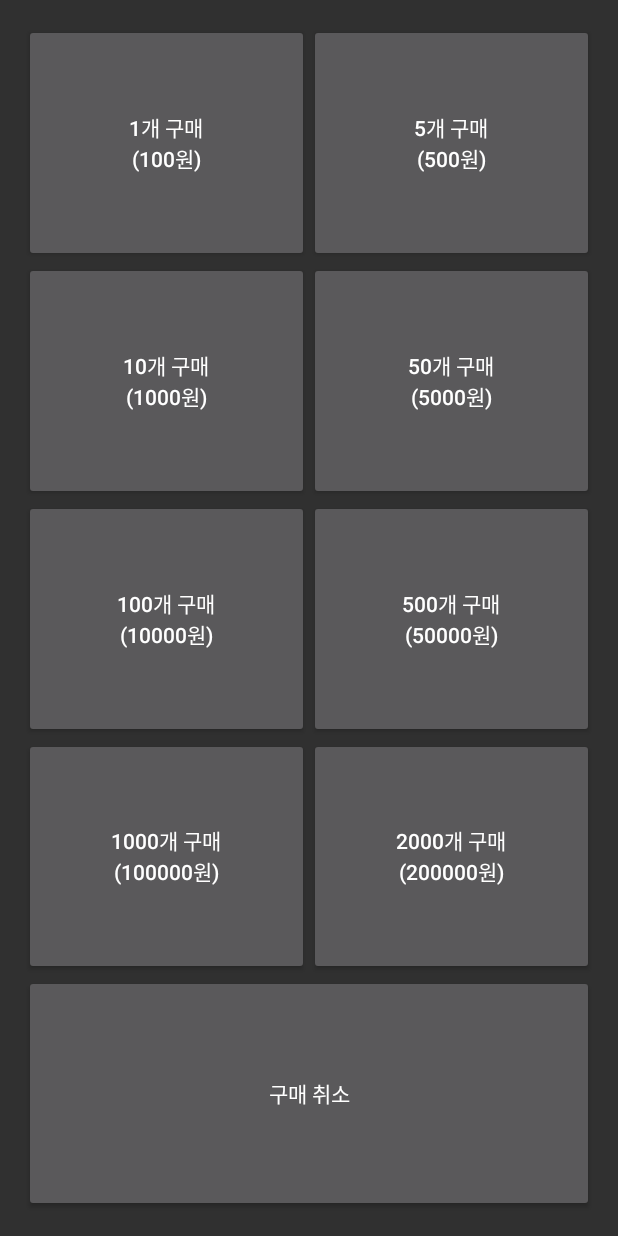
After one commit to jujinesy/AiRockScissorsPaper, an Android app: the BuyActivity screen opened directly, with no data from a screen before it, on a phone screen of 412 x 824 dp. The commit adds this screen. Run offline under Robolectric (Android 15) with nearby library versions, the phone set to English and light mode, and no system bars.

Commit message:
기본셋팅완성

```diff
--- a/app/build.gradle
+++ b/app/build.gradle
@@ -1,3 +1,5 @@
+import java.text.SimpleDateFormat
+
 apply plugin: 'com.android.application'
 
 android {
@@ -19,9 +21,11 @@ android {
             applicationVariants.all { variant ->
                 variant.outputs.each {
                     output->
+                        def df = new SimpleDateFormat("yyyy-MM-dd HH.mm.ss")
+                        df.setTimeZone(TimeZone.getDefault())
                         def file = output.outputFile
                         output.outputFile = new File(file.parent,
-                                file.name.replace("app", "RockScissorsPaper." + defaultConfig.versionName))
+                                file.name.replace("app", "RockScissorsPaper - " + defaultConfig.versionName + " - " + df.format(new Date())))
                 }
             }
 
--- /dev/null
+++ b/app/src/main/java/com/wakira/ai/rockscissorspaper/BuyActivity.java
@@ -0,0 +1,186 @@
+package com.wakira.ai.rockscissorspaper;
+
+import android.app.Activity;
+import android.app.AlertDialog;
+import android.content.Context;
+import android.content.DialogInterface;
+import android.content.Intent;
+import android.os.Handler;
+import android.os.Message;
+import android.support.v7.app.AppCompatActivity;
+import android.os.Bundle;
+import android.view.View;
+import android.widget.Button;
+import android.widget.Toast;
+
+import com.skplanet.dev.guide.helper.ConverterFactory;
+import com.skplanet.dodo.IapPlugin;
+import com.skplanet.dodo.IapResponse;
+
+import java.lang.ref.WeakReference;
+import java.util.ArrayList;
+import java.util.Locale;
+
+public class BuyActivity extends AppCompatActivity {
+    class UIHandler extends Handler {
+        private final WeakReference mActivity;
+
+        UIHandler(BuyActivity activity) {
+            super();
+            this.mActivity = new WeakReference(activity);
+        }
+
+        public void handleMessage(Message msg) {
+            super.handleMessage(msg);
+            Object v0 = this.mActivity.get();
+            if(v0 != null) {
+                ((BuyActivity)v0).handleMessage(msg);
+            }
+        }
+    }
+
+    private String AID;
+    private ArrayList PIDs;
+    Button btnBuy1;
+    Button btnBuy5;
+    Button btnBuy10;
+    Button btnBuy50;
+    Button btnBuy100;
+    Button btnBuy500;
+    Button btnBuy1000;
+    Button btnBuy2000;
+    Button btnCancel;
+    private IapPlugin mPlugin;
+    private UIHandler mUIHandler;
+
+    public BuyActivity() {
+        super();
+        this.AID = "appid=OA00698764";
+        this.PIDs = null;
+        this.mUIHandler = new UIHandler(this);
+    }
+
+    private boolean doPayment(final int PIDindex, int cost, final int addstars) {
+        new AlertDialog.Builder(((Context)this)).setMessage(String.format(Locale.getDefault(), "AI를 %d개 구매합니다.\n현금 %d원이 결제됩니다.\n구매하시겠습니까?",
+                Integer.valueOf(addstars), Integer.valueOf(cost))).setTitle("AI 구매 확인").setPositiveButton(
+                "구매하기", new DialogInterface.OnClickListener() {
+                    public void onClick(DialogInterface dialog, int whichButton) {
+                        BuyActivity.this.requestPayment(PIDindex, addstars);
+                    }
+                }).setNegativeButton("취소", new DialogInterface.OnClickListener() {
+            public void onClick(DialogInterface dialog, int whichButton) {
+                Toast.makeText(BuyActivity.this, "취소 되었습니다", Toast.LENGTH_SHORT).show();
+            }
+        }).show();
+        return true;
+    }
+
+    private void handleMessage(Message msg) {
+        if(msg.what == 100) {
+            Toast.makeText(((Context)this), (CharSequence) msg.obj, Toast.LENGTH_SHORT).show();
+        }
+    }
+
+    @Override
+    protected void onCreate(Bundle savedInstanceState) {
+        super.onCreate(savedInstanceState);
+        setContentView(R.layout.activity_buy);
+        this.mPlugin = IapPlugin.getPlugin(((Context)this), getResources().getString(R.string.mode));
+        this.PIDs = new ArrayList();
+        this.PIDs.add("&product_id=0910053188&product_name=1회");
+        this.PIDs.add("&product_id=0910053187&product_name=5회");
+        this.PIDs.add("&product_id=0910053186&product_name=10회");
+        this.PIDs.add("&product_id=0910053185&product_name=50회");
+        this.PIDs.add("&product_id=0910053184&product_name=100회");
+        this.PIDs.add("&product_id=0910053183&product_name=500회");
+        this.PIDs.add("&product_id=0910053189&product_name=1000회");
+        this.PIDs.add("&product_id=0910053189&product_name=2000회");
+        this.btnBuy1 = (Button) this.findViewById(R.id.buy_btnBuy1);
+        this.btnBuy5 = (Button) this.findViewById(R.id.buy_btnBuy5);
+        this.btnBuy10 = (Button) this.findViewById(R.id.buy_btnBuy10);
+        this.btnBuy50 = (Button) this.findViewById(R.id.buy_btnBuy50);
+        this.btnBuy100 = (Button) this.findViewById(R.id.buy_btnBuy100);
+        this.btnBuy500 = (Button) this.findViewById(R.id.buy_btnBuy500);
+        this.btnBuy1000 = (Button) this.findViewById(R.id.buy_btnBuy1000);
+        this.btnBuy2000 = (Button) this.findViewById(R.id.buy_btnBuy2000);
+        this.btnCancel = (Button) this.findViewById(R.id.buy_btnCancel);
+        this.btnBuy1.setOnClickListener(new View.OnClickListener() {
+            public void onClick(View v) {
+                BuyActivity.this.doPayment(0, 100, 1);
+            }
+        });
+        this.btnBuy5.setOnClickListener(new View.OnClickListener() {
+            public void onClick(View v) {
+                BuyActivity.this.doPayment(1, 500, 5);
+            }
+        });
+        this.btnBuy10.setOnClickListener(new View.OnClickListener() {
+            public void onClick(View v) {
+                BuyActivity.this.doPayment(2, 1000, 10);
+            }
+        });
+        this.btnBuy50.setOnClickListener(new View.OnClickListener() {
+            public void onClick(View v) {
+                BuyActivity.this.doPayment(3, 5000, 50);
+            }
+        });
+        this.btnBuy100.setOnClickListener(new View.OnClickListener() {
+            public void onClick(View v) {
+                BuyActivity.this.doPayment(4, 10000, 100);
+            }
+        });
+        this.btnBuy500.setOnClickListener(new View.OnClickListener() {
+            public void onClick(View v) {
+                BuyActivity.this.doPayment(5, 50000, 500);
+            }
+        });
+        this.btnBuy1000.setOnClickListener(new View.OnClickListener() {
+            public void onClick(View v) {
+                BuyActivity.this.doPayment(6, 100000, 1000);
+            }
+        });
+        this.btnBuy2000.setOnClickListener(new View.OnClickListener() {
+            public void onClick(View v) {
+                BuyActivity.this.doPayment(7, 200000, 2000);
+            }
+        });
+        this.btnCancel.setOnClickListener(new View.OnClickListener() {
+            public void onClick(View v) {
+                Toast.makeText(BuyActivity.this, "구매를 취소하셨습니다", Toast.LENGTH_SHORT).show();
+                BuyActivity.this.setResult(1);
+                BuyActivity.this.finish();
+            }
+        });
+    }
+
+    protected void onPause() {
+        this.mPlugin.exit();
+        super.onPause();
+    }
+
+    private boolean requestPayment(int PIDindex, final int addstars) {
+        this.mPlugin.sendPaymentRequest(String.valueOf(this.AID) + this.PIDs.get(PIDindex), new IapPlugin.RequestCallback
+                () {
+            public void onError(String requestid, String errcode, String errmsg) {
+                BuyActivity.this.mUIHandler.obtainMessage(100, "구매 에러:" + requestid + " \ncode:" + errcode
+                        + " \nmsg:" + errmsg).sendToTarget();
+            }
+
+            public void onResponse(IapResponse data) {
+                int v10 = 100;
+                if(data == null || data.getContentLength() <= 0) {
+                    BuyActivity.this.mUIHandler.obtainMessage(v10, "구매 서버의 응답 이상 : \n응답 메시지가 비었음").sendToTarget();
+                }
+                else if("0000".equals(ConverterFactory.getConverter().fromJson(data.getContentToString())
+                        .result.code)) {
+                    BuyActivity.this.mUIHandler.obtainMessage(v10, "구매 완료").sendToTarget();
+                    Intent v1 = new Intent();
+                    v1.putExtra("AI", addstars);
+                    BuyActivity.this.setResult(200, v1);
+                    BuyActivity.this.finish();
+                }
+            }
+        });
+        return true;
+    }
+}
--- /dev/null
+++ b/app/src/main/res/layout/activity_buy.xml
@@ -0,0 +1,124 @@
+<?xml version="1.0" encoding="utf-8"?>
+<RelativeLayout xmlns:android="http://schemas.android.com/apk/res/android"
+    xmlns:tools="http://schemas.android.com/tools"
+    android:layout_width="match_parent"
+    android:layout_height="match_parent"
+    android:paddingBottom="@dimen/activity_vertical_margin"
+    android:paddingLeft="@dimen/activity_horizontal_margin"
+    android:paddingRight="@dimen/activity_horizontal_margin"
+    android:paddingTop="@dimen/activity_vertical_margin"
+    tools:context="com.wakira.ai.rockscissorspaper.BuyActivity">
+
+    <LinearLayout
+        android:orientation="vertical"
+        android:layout_width="match_parent"
+        android:layout_height="match_parent">
+
+        <LinearLayout
+            android:layout_width="match_parent"
+            android:layout_height="fill_parent"
+            android:layout_gravity="center"
+            android:orientation="horizontal"
+            android:layout_weight="1">
+
+            <Button
+                android:id="@+id/buy_btnBuy1"
+                android:layout_width="0px"
+                android:layout_height="fill_parent"
+                android:layout_weight="1"
+                android:text="@string/AI1" />
+
+
+            <Button
+                android:id="@+id/buy_btnBuy5"
+                android:layout_width="0px"
+                android:layout_height="fill_parent"
+                android:layout_weight="1"
+                android:text="@string/AI5" />
+        </LinearLayout>
+
+        <LinearLayout
+            android:layout_width="match_parent"
+            android:layout_height="fill_parent"
+            android:layout_gravity="center"
+            android:orientation="horizontal"
+            android:layout_weight="1">
+
+            <Button
+                android:id="@+id/buy_btnBuy10"
+                android:layout_width="0px"
+                android:layout_height="fill_parent"
+                android:layout_weight="1"
+                android:text="@string/AI10" />
+
+
+            <Button
+                android:id="@+id/buy_btnBuy50"
+                android:layout_width="0px"
+                android:layout_height="fill_parent"
+                android:layout_weight="1"
+                android:text="@string/AI50" />
+        </LinearLayout>
+
+        <LinearLayout
+            android:layout_width="match_parent"
+            android:layout_height="fill_parent"
+            android:layout_gravity="center"
+            android:orientation="horizontal"
+            android:layout_weight="1">
+
+            <Button
+                android:id="@+id/buy_btnBuy100"
+                android:layout_width="0px"
+                android:layout_height="fill_parent"
+                android:layout_weight="1"
+                android:text="@string/AI100" />
+
+
+            <Button
+                android:id="@+id/buy_btnBuy500"
+                android:layout_width="0px"
+                android:layout_height="fill_parent"
+                android:layout_weight="1"
+                android:text="@string/AI500" />
+        </LinearLayout>
+
+        <LinearLayout
+            android:layout_width="match_parent"
+            android:layout_height="fill_parent"
+            android:orientation="horizontal"
+            android:layout_weight="1">
+
+            <Button
+                android:id="@+id/buy_btnBuy1000"
+                android:layout_width="0px"
+                android:layout_height="fill_parent"
+                android:layout_weight="1"
+                android:text="@string/AI1000" />
+
+
+            <Button
+                android:id="@+id/buy_btnBuy2000"
+                android:layout_width="0px"
+                android:layout_height="fill_parent"
+                android:layout_weight="1"
+                android:text="@string/AI2000" />
+        </LinearLayout>
+
+        <LinearLayout
+            android:layout_width="match_parent"
+            android:layout_height="fill_parent"
+            android:orientation="horizontal"
+            android:layout_weight="1">
+
+            <Button
+                android:id="@+id/buy_btnCancel"
+                android:layout_width="0px"
+                android:layout_height="fill_parent"
+                android:layout_weight="1"
+                android:text="구매 취소" />
+        </LinearLayout>
+    </LinearLayout>
+
+
+</RelativeLayout>
--- a/app/src/main/res/values/strings.xml
+++ b/app/src/main/res/values/strings.xml
@@ -2,4 +2,17 @@
     <string name="app_name">인공지능 가위바위보</string>
     <string name="point_name">AI 포인트 :</string>
     <string name="point_value">0</string>
+    <string name="mode">development</string>
+    <string name="mode_test">development release</string>
+
+    <integer name="BuyActivity">1</integer>
+    <integer name="SPLASH_TIME_OUT">1200</integer>
+    <string name="AI1">1개 구매\n(100원)</string>
+    <string name="AI5">5개 구매\n(500원)</string>
+    <string name="AI10">10개 구매\n(1000원)</string>
+    <string name="AI50">50개 구매\n(5000원)</string>
+    <string name="AI100">100개 구매\n(10000원)</string>
+    <string name="AI500">500개 구매\n(50000원)</string>
+    <string name="AI1000">1000개 구매\n(100000원)</string>
+    <string name="AI2000">2000개 구매\n(200000원)</string>
 </resources>
```
Also changed, not shown: app/src/main/AndroidManifest.xml (+19 -1 lines), app/src/main/java/com/wakira/ai/rockscissorspaper/MainActivity.java (+103 -1 lines), app/src/main/java/com/wakira/ai/rockscissorspaper/SplashActivity.java (added, +22 -0 lines), app/src/main/res/layout/activity_main.xml (+5 -4 lines), app/src/main/res/layout/activity_splash.xml (added, +20 -0 lines).
